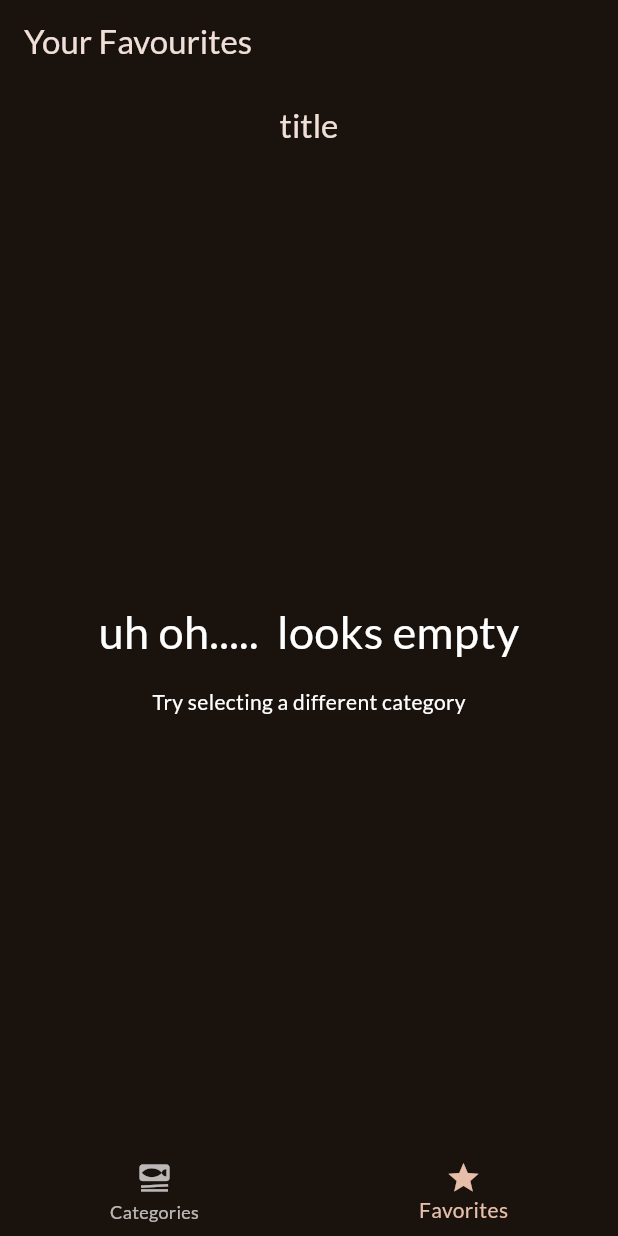
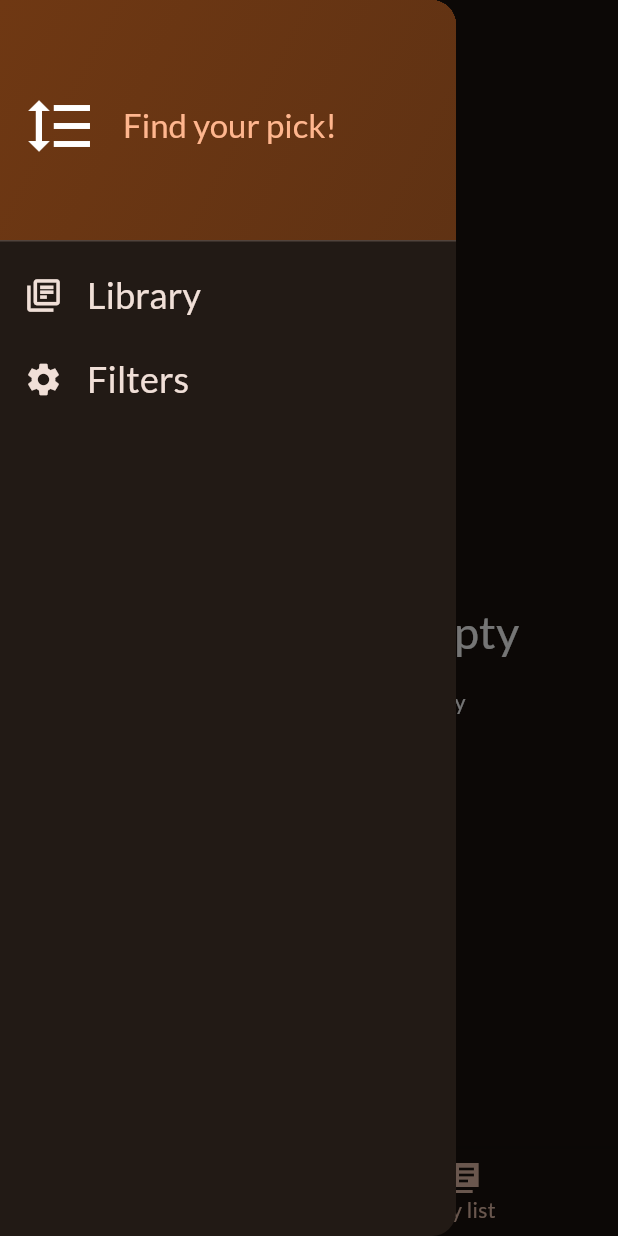
Before and after one commit to widejoy/my_video_game_list, a Flutter app: the screen it shows after launch, item 2 of the bottom bar chosen, with the side drawer open (before the commit the screen has no drawer), on a phone screen of 412 x 824 dp. Run offline on Flutter 3.47's test engine with Material 2 defaults, Android fonts, the light colour scheme and no system bars; our stand-ins replace google_fonts, transparent_image.

Commit message:
added a side drawer and updated icons

```diff
--- a/lib/main.dart
+++ b/lib/main.dart
@@ -23,6 +23,7 @@ class App extends StatelessWidget {
   Widget build(BuildContext context) {
     return MaterialApp(
       theme: theme,
-      home: const Tabscreen());
+      home: const Tabscreen(),
+    );
   }
 }
--- a/lib/screens/game_details.dart
+++ b/lib/screens/game_details.dart
@@ -1,5 +1,4 @@
 import 'package:flutter/material.dart';
-import 'package:my_video_game_list/data/data.dart';
 import 'package:my_video_game_list/models/game_item.dart';
 
 class GameDetails extends StatelessWidget {
--- a/lib/screens/tabs.dart
+++ b/lib/screens/tabs.dart
@@ -2,7 +2,7 @@ import 'package:flutter/material.dart';
 import 'package:my_video_game_list/models/game_item.dart';
 import 'package:my_video_game_list/screens/categories.dart';
 import 'package:my_video_game_list/screens/games_screen.dart';
-import 'package:my_video_game_list/widgets/game_item.dart';
+import 'package:my_video_game_list/widgets/main_drawer.dart';
 
 class Tabscreen extends StatefulWidget {
   const Tabscreen({
@@ -17,7 +17,7 @@ class Tabscreen extends StatefulWidget {
 
 class _Tabscreen extends State<Tabscreen> {
   int _selectedindex = 0;
-  IconData icon = Icons.star_border;
+  IconData icon = Icons.library_add;
   final List<GameItem> _favouritegames = [];
   void _showinfomessage(String message) {
     ScaffoldMessenger.of(context).clearSnackBars();
@@ -35,14 +35,14 @@ class _Tabscreen extends State<Tabscreen> {
       setState(() {
         _favouritegames.remove(i);
 
-        icon = Icons.star_border;
+        icon = Icons.library_add_check;
       });
-      _showinfomessage('Game is no longer a favourite');
+      _showinfomessage('Game is no longer in your list');
     } else {
       setState(() {
         _favouritegames.add(i);
-        icon = Icons.star;
-        _showinfomessage('Game is added as favourite');
+        icon = Icons.library_add;
+        _showinfomessage('Game is added to your list');
       });
     }
   }
@@ -68,24 +68,25 @@ class _Tabscreen extends State<Tabscreen> {
         favourite: favourite,
         icon: icon,
       );
-      pagetitle = 'Your Favourites';
+      pagetitle = 'my List';
     }
     return Scaffold(
       appBar: AppBar(
         title: Text(pagetitle),
       ),
+      drawer: const DrawerMain(),
       body: activepage,
       bottomNavigationBar: BottomNavigationBar(
         onTap: _selectpage,
         currentIndex: _selectedindex,
         items: const [
           BottomNavigationBarItem(
-            icon: Icon(Icons.set_meal),
+            icon: Icon(Icons.category),
             label: 'Categories',
           ),
           BottomNavigationBarItem(
-            icon: Icon(Icons.star),
-            label: 'Favorites',
+            icon: Icon(Icons.library_books_sharp),
+            label: 'My list',
           )
         ],
       ),
--- /dev/null
+++ b/lib/widgets/main_drawer.dart
@@ -0,0 +1,77 @@
+import 'package:flutter/material.dart';
+
+class DrawerMain extends StatelessWidget {
+  const DrawerMain({super.key});
+
+  @override
+  Widget build(BuildContext context) {
+    return Drawer(
+      child: Column(
+        children: [
+          DrawerHeader(
+            decoration: BoxDecoration(
+              gradient: LinearGradient(
+                  begin: Alignment.topLeft,
+                  end: Alignment.bottomRight,
+                  colors: [
+                    Theme.of(context).colorScheme.primaryContainer,
+                    Theme.of(context)
+                        .colorScheme
+                        .primaryContainer
+                        .withOpacity(0.8)
+                  ]),
+            ),
+            child: Row(
+              children: [
+                const Icon(
+                  Icons.format_line_spacing_outlined,
+                  size: 48,
+                ),
+                const SizedBox(
+                  width: 18,
+                ),
+                Text(
+                  'Find your pick!',
+                  style: Theme.of(context)
+                      .textTheme
+                      .titleLarge!
+                      .copyWith(color: Theme.of(context).colorScheme.primary),
+                ),
+              ],
+            ),
+          ),
+          ListTile(
+            leading: Icon(
+              Icons.library_books_outlined,
+              size: 26,
+              color: Theme.of(context).colorScheme.onBackground,
+            ),
+            title: Text(
+              'Library',
+              style: Theme.of(context).textTheme.titleSmall!.copyWith(
+                    color: Theme.of(context).colorScheme.onBackground,
+                    fontSize: 24,
+                  ),
+            ),
+            onTap: () {},
+          ),
+          ListTile(
+            leading: Icon(
+              Icons.settings,
+              size: 26,
+              color: Theme.of(context).colorScheme.onBackground,
+            ),
+            title: Text(
+              'Filters',
+              style: Theme.of(context).textTheme.titleSmall!.copyWith(
+                    color: Theme.of(context).colorScheme.onBackground,
+                    fontSize: 24,
+                  ),
+            ),
+            onTap: () {},
+          )
+        ],
+      ),
+    );
+  }
+}
```
